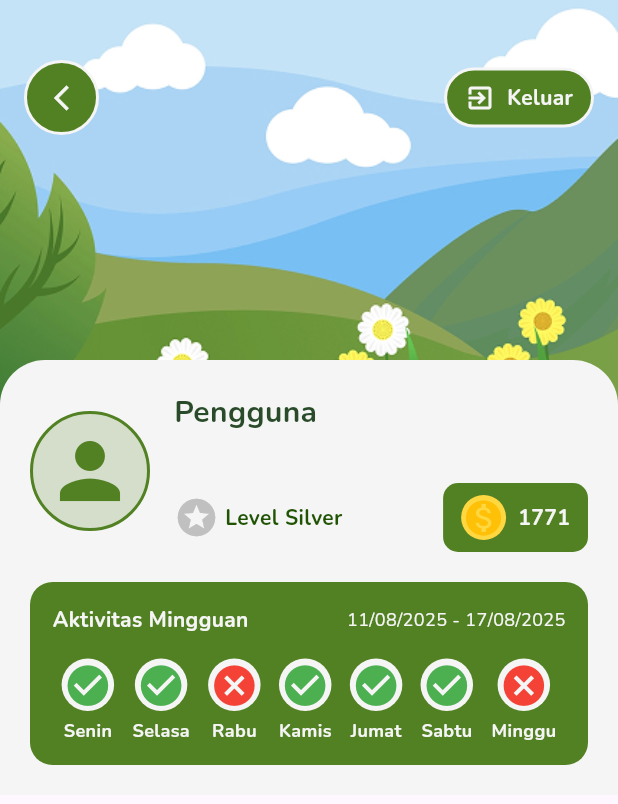
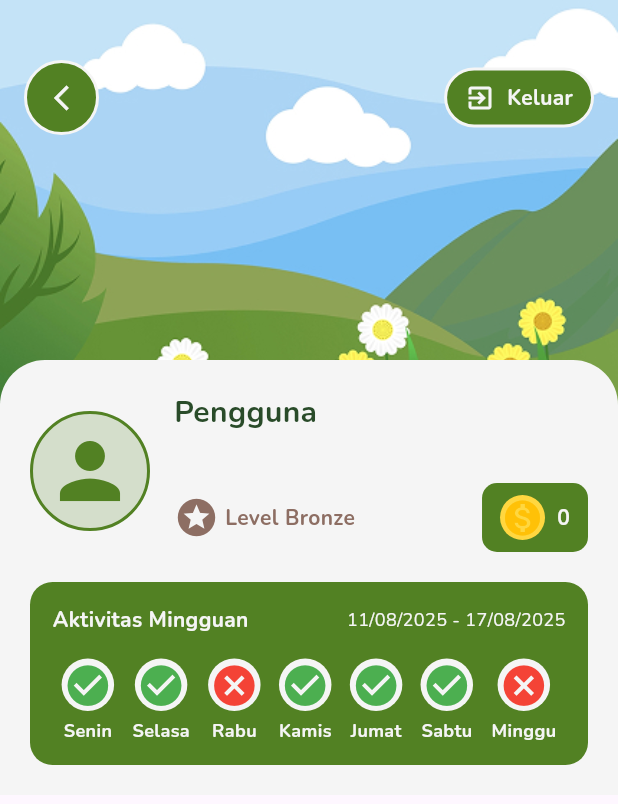
Before and after one commit to Monikahung/Trashvisor, a Flutter app: the ProfilePage screen opened directly, on a phone screen of 412 x 824 dp. Shown: the top 804 px of the screen. Run offline on Flutter 3.47's test engine with Material 3 defaults, Android fonts, the phone set to English and light mode, and no system bars; our stand-ins replace camera, dio, flutter_dotenv, flutter_markdown, geolocator, google_maps_flutter and 3 more; missing offline and left inert: flutter_polyline_points; accounts and stored records are empty.

Commit message:
Add Name, Level, & Poin in the Layout

```diff
--- a/lib/pages/home_profile_notifications/profile.dart
+++ b/lib/pages/home_profile_notifications/profile.dart
@@ -22,6 +22,13 @@ class _ProfilePageState extends State<ProfilePage>
   OverlayEntry? _bannerEntry;
   Timer? _bannerTimer;
   String _bannerMessage = '';
+
+  // (PERBAIKAN) Definisikan ambang batas level
+  final List<Map<String, dynamic>> _levelThresholds = [
+    {'name': 'Bronze', 'min_score': 0, 'max_score': 1000, 'color': Colors.brown.shade400},
+    {'name': 'Silver', 'min_score': 1000, 'max_score': 3000, 'color': Colors.grey.shade500},
+    {'name': 'Gold', 'min_score': 3000, 'max_score': 6000, 'color': Colors.amber.shade700},
+  ];
 
   @override
   void initState() {
@@ -121,20 +128,45 @@ class _ProfilePageState extends State<ProfilePage>
   }
   // ---------------------------------------------------------------------------
 
-  // (NEW) Helper: ambil info profil (nama & email)
-  Future<Map<String, String>> _loadProfileInfo() async {
+  // (NEW) Helper: ambil info profil (nama, email & score)
+  Future<Map<String, dynamic>> _loadProfileInfo() async {
     final client = Supabase.instance.client;
     final user = client.auth.currentUser;
 
     // fallback default kalau belum login (seharusnya tidak terjadi di halaman ini)
     if (user == null) {
-      return {'name': 'Pengguna', 'first': 'Pengguna', 'email': ''}; // (NEW) tambah 'first'
+      return {
+        'name': 'Pengguna',
+        'first': 'Pengguna',
+        'email': '',
+        'score': 0,
+        'level_name': 'Bronze',
+        'level_color': Colors.brown.shade400,
+      };
     }
 
-    // 1) coba dari user_metadata (mis. 'full_name' diset saat register)
     String? fullName;
+    int? score;
+
+    // (PERBAIKAN) Coba ambil data dari tabel profiles terlebih dahulu
+    try {
+      final row = await client
+          .from('profiles')
+          .select('full_name, score')
+          .eq('id', user.id)
+          .maybeSingle();
+
+      if (row != null) {
+        fullName = (row['full_name'] as String?)?.trim();
+        score = row['score'] as int?;
+      }
+    } catch (_) {
+      // Abaikan error baca profil. Lanjut ke fallback
+    }
+
+    // 1) Jika full_name tidak ditemukan di tabel profiles, coba dari user_metadata
     final meta = user.userMetadata;
-    if (meta != null) {
+    if ((fullName == null || fullName.isEmpty) && meta != null) {
       for (final key in ['full_name', 'name', 'nama']) {
         final v = meta[key];
         if (v is String && v.trim().isNotEmpty) {
@@ -144,22 +176,7 @@ class _ProfilePageState extends State<ProfilePage>
       }
     }
 
-    // 2) kalau belum, coba tabel profiles.full_name
-    if (fullName == null || fullName.isEmpty) {
-      try {
-        final row = await client
-            .from('profiles')
-            .select('full_name')
-            .eq('id', user.id)
-            .maybeSingle();
-        final v = (row?['full_name'] as String?)?.trim();
-        if (v != null && v.isNotEmpty) fullName = v;
-      } catch (_) {
-        // abaikan error baca profil
-      }
-    }
-
-    // 3) fallback: ambil bagian depan email
+    // 2) Jika masih tidak ada, fallback: ambil bagian depan email
     final email = user.email ?? '';
     if (fullName == null || fullName.isEmpty) {
       fullName = email.split('@').first;
@@ -174,10 +191,13 @@ class _ProfilePageState extends State<ProfilePage>
           .where((w) => w.trim().isNotEmpty)
           .toList();
       if (parts.isEmpty) return 'Pengguna';
-      final chosen = parts.take(2).map((w) {
-        final lower = w.toLowerCase();
-        return lower[0].toUpperCase() + lower.substring(1);
-      }).join(' ');
+      final chosen = parts
+          .take(2)
+          .map((w) {
+            final lower = w.toLowerCase();
+            return lower[0].toUpperCase() + lower.substring(1);
+          })
+          .join(' ');
       return chosen;
     }
 
@@ -191,10 +211,20 @@ class _ProfilePageState extends State<ProfilePage>
       return lower[0].toUpperCase() + lower.substring(1);
     }
 
+    // (PERBAIKAN) Logika untuk menentukan level dan warnanya
+    final int userScore = score ?? 0;
+    final currentLevel = _levelThresholds.firstWhere(
+      (level) => userScore >= (level['min_score'] as int) && userScore < (level['max_score'] as int),
+      orElse: () => _levelThresholds.last,
+    );
+
     return {
       'name': titleTwoWords(fullName), // untuk UI (2 kata)
       'first': titleFirstWord(fullName), // (NEW) untuk goodbye (1 kata)
       'email': email,
+      'score': userScore, // (NEW) Kembalikan nilai score (jika null, gunakan 0)
+      'level_name': currentLevel['name'] as String, // (PERBAIKAN) Nama level dinamis
+      'level_color': currentLevel['color'] as Color, // (PERBAIKAN) Warna level dinamis
     };
     // selesai
   }
@@ -330,7 +360,7 @@ class _ProfilePageState extends State<ProfilePage>
       height: 50,
       decoration: BoxDecoration(
         color: AppColors.fernGreen,
-        shape: BoxShape.circle,  // lingkaran sempurna
+        shape: BoxShape.circle, // lingkaran sempurna
         border: Border.all(color: AppColors.whiteSmoke, width: 2),
       ),
       child: IconButton(
@@ -370,12 +400,15 @@ class _ProfilePageState extends State<ProfilePage>
 
   // Membangun area profil pengguna dengan foto, nama, email, level, dan koin.
   Widget _buildBagianProfilPengguna(BuildContext context) {
-    return FutureBuilder<Map<String, String>>(
-      future: _loadProfileInfo(), // (NEW) ambil nama & email dari Supabase
+    return FutureBuilder<Map<String, dynamic>>( // (NEW) Ubah tipe datanya menjadi dynamic
+      future: _loadProfileInfo(),
       builder: (context, snap) {
         final loading = !snap.hasData;
-        final name = snap.data?['name'] ?? 'Pengguna';    // 2 kata (untuk tampilan)
+        final name = snap.data?['name'] ?? 'Pengguna';
         final email = snap.data?['email'] ?? '';
+        final score = snap.data?['score'] as int? ?? 0; // (NEW) Ambil score dari snap.data
+        final levelName = snap.data?['level_name'] ?? 'Bronze';
+        final levelColor = snap.data?['level_color'] ?? Colors.brown.shade400;
 
         return Row(
           children: [
@@ -410,7 +443,7 @@ class _ProfilePageState extends State<ProfilePage>
                       fontFamily: 'Nunito',
                       fontSize: 20,
                       fontWeight: FontWeight.bold,
-                      color: AppColors.darkMossGreen
+                      color: AppColors.darkMossGreen,
                     ),
                   ),
                   const SizedBox(height: 4),
@@ -427,31 +460,11 @@ class _ProfilePageState extends State<ProfilePage>
                   // Baris untuk level dan koin.
                   Row(
                     children: [
-                      // Level pengguna (contoh: Level Silver).
-                      Container(
-                        padding: const EdgeInsets.symmetric(horizontal: 0, vertical: 8),
-                        decoration: BoxDecoration(
-                          color: Colors.transparent,
-                          borderRadius: BorderRadius.circular(15),
-                        ),
-                        child: const Row(
-                          children: [
-                            Icon(Icons.stars, color: Color(0xFFC0C0C0), size: 30),
-                            SizedBox(width: 4),
-                            Text(
-                              'Level Silver',
-                              style: TextStyle(
-                                fontSize: 14,
-                                fontFamily: 'Nunito',
-                                fontWeight: FontWeight.bold,
-                                color: AppColors.darkOliveGreen)
-                            ),
-                          ],
-                        ),
-                      ),
+                      // (PERBAIKAN) Gunakan levelName dan levelColor dinamis
+                      _buildLevelContainer(levelName, levelColor),
                       const Spacer(), // Mendorong container koin ke kanan.
                       // Saldo koin pengguna.
-                      _buildContainerKoin(1771),
+                      _buildContainerKoin(score), // (NEW) Teruskan variabel 'score'
                     ],
                   ),
                 ],
@@ -460,6 +473,32 @@ class _ProfilePageState extends State<ProfilePage>
           ],
         );
       },
+    );
+  }
+
+  // (PERBAIKAN) Widget baru untuk Container Level
+  Widget _buildLevelContainer(String levelName, Color levelColor) {
+    return Container(
+      padding: const EdgeInsets.symmetric(horizontal: 0, vertical: 8),
+      decoration: BoxDecoration(
+        color: Colors.transparent,
+        borderRadius: BorderRadius.circular(15),
+      ),
+      child: Row(
+        children: [
+          Icon(Icons.stars, color: levelColor, size: 30), // Warna ikon level
+          const SizedBox(width: 4),
+          Text(
+            'Level $levelName',
+            style: TextStyle(
+              fontSize: 14,
+              fontFamily: 'Nunito',
+              fontWeight: FontWeight.bold,
+              color: levelColor, // Warna teks level
+            ),
+          ),
+        ],
+      ),
     );
   }
 
@@ -553,7 +592,8 @@ class _ProfilePageState extends State<ProfilePage>
                       color: AppColors.whiteSmoke,
                       fontSize: 12,
                       fontFamily: 'Nunito',
-                      fontWeight: FontWeight.w700),
+                      fontWeight: FontWeight.w700,
+                    ),
                   ),
                 ],
               );
```
